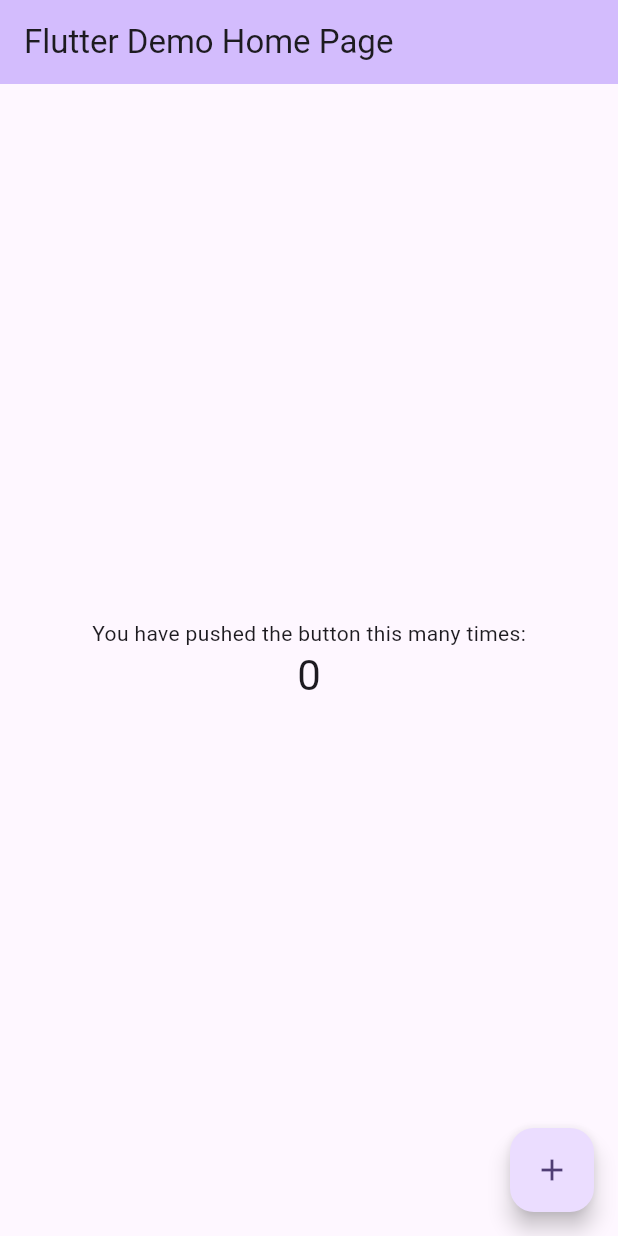
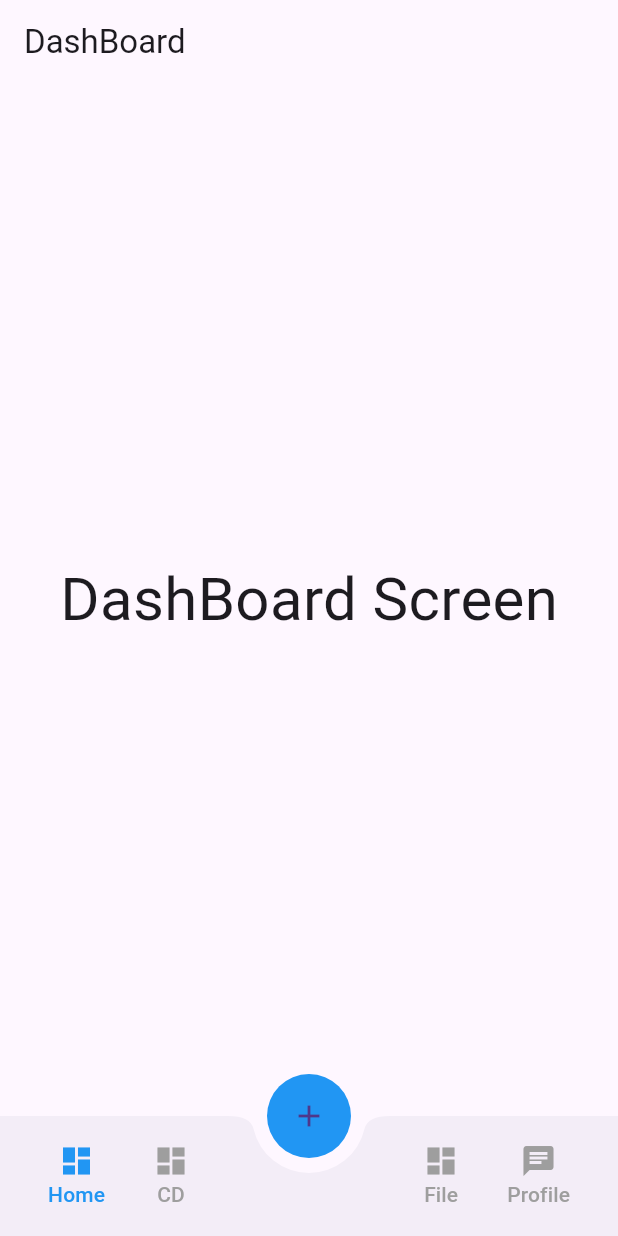
Before and after one commit to chilongnee/final_flutter, a Flutter app: the screen it shows after launch, on a phone screen of 412 x 824 dp. Run offline on Flutter 3.47's test engine with Material 3 defaults, Android fonts, the phone set to English and light mode, and no system bars.

Commit message:
update bottom nav

```diff
--- /dev/null
+++ b/final_flutter/lib/home.dart
@@ -0,0 +1,157 @@
+import 'package:flutter/material.dart';
+import 'page/dashboard.dart';
+import 'page/profile.dart';
+
+class Home extends StatefulWidget {
+  const Home({super.key});
+
+  @override
+  State<Home> createState() => _HomeState();
+}
+
+class _HomeState extends State<Home> {
+  int currentTab = 0;
+  final List<Widget> screens = [
+    const DashBoard(),
+    const Profile(),
+  ];
+
+  final PageStorageBucket bucket = PageStorageBucket();
+  Widget currentScreen = const DashBoard();
+
+  @override
+  Widget build(BuildContext context) {
+    return Scaffold(
+      body: PageStorage(
+        bucket: bucket,
+        child: currentScreen,
+      ),
+      floatingActionButton: FloatingActionButton(
+        elevation: 0,
+        backgroundColor: Colors.blue,
+        shape: const CircleBorder(),
+        onPressed: () {},
+        child: const Icon(Icons.add),
+      ),
+      floatingActionButtonLocation: FloatingActionButtonLocation.centerDocked,
+      bottomNavigationBar: BottomAppBar(
+        shape: const CircularNotchedRectangle(),
+        notchMargin: 10,
+        child: SizedBox(
+          height: 60,
+          child: Row(
+            mainAxisAlignment: MainAxisAlignment.spaceBetween,
+            children: <Widget>[
+              Row(
+                crossAxisAlignment: CrossAxisAlignment.start,
+                children: [
+                  MaterialButton(
+                    minWidth: 40,
+                    onPressed: () {
+                      setState(() {
+                        currentScreen = const DashBoard();
+                        currentTab = 0;
+                      });
+                    },
+                    child: Column(
+                      mainAxisAlignment: MainAxisAlignment.center,
+                      children: [
+                        Icon(
+                          Icons.dashboard,
+                          color: currentTab == 0 ? Colors.blue : Colors.grey,
+                        ),
+                        Text(
+                          'Home',
+                          style: TextStyle(
+                              color:
+                                  currentTab == 0 ? Colors.blue : Colors.grey),
+                        )
+                      ],
+                    ),
+                  ),
+                  MaterialButton(
+                    minWidth: 40,
+                    onPressed: () {
+                      setState(() {
+                        currentScreen = const DashBoard();
+                        currentTab = 1;
+                      });
+                    },
+                    child: Column(
+                      mainAxisAlignment: MainAxisAlignment.center,
+                      children: [
+                        Icon(
+                          Icons.dashboard,
+                          color: currentTab == 1 ? Colors.blue : Colors.grey,
+                        ),
+                        Text(
+                          'CD',
+                          style: TextStyle(
+                              color:
+                                  currentTab == 1 ? Colors.blue : Colors.grey),
+                        )
+                      ],
+                    ),
+                  ),
+                ],
+              ),
+              Row(
+                crossAxisAlignment: CrossAxisAlignment.start,
+                children: [
+                  MaterialButton(
+                    minWidth: 40,
+                    onPressed: () {
+                      setState(() {
+                        currentScreen = const DashBoard();
+                        currentTab = 0;
+                      });
+                    },
+                    child: Column(
+                      mainAxisAlignment: MainAxisAlignment.center,
+                      children: [
+                        Icon(
+                          Icons.dashboard,
+                          color: currentTab == 2 ? Colors.blue : Colors.grey,
+                        ),
+                        Text(
+                          'File',
+                          style: TextStyle(
+                              color:
+                                  currentTab == 2 ? Colors.blue : Colors.grey),
+                        )
+                      ],
+                    ),
+                  ),
+                  MaterialButton(
+                    minWidth: 40,
+                    onPressed: () {
+                      setState(() {
+                        currentScreen = const Profile();
+                        currentTab = 1;
+                      });
+                    },
+                    child: Column(
+                      mainAxisAlignment: MainAxisAlignment.center,
+                      children: [
+                        Icon(
+                          Icons.chat,
+                          color: currentTab == 3 ? Colors.blue : Colors.grey,
+                        ),
+                        Text(
+                          'Profile',
+                          style: TextStyle(
+                              color:
+                                  currentTab == 3 ? Colors.blue : Colors.grey),
+                        )
+                      ],
+                    ),
+                  ),
+                ],
+              ),
+            ],
+          ),
+        ),
+      ),
+    );
+  }
+}
--- a/final_flutter/lib/main.dart
+++ b/final_flutter/lib/main.dart
@@ -1,128 +1,23 @@
-import 'package:firebase_core/firebase_core.dart';
 import 'package:flutter/material.dart';
+import 'home.dart';
 
 void main() {
-  WidgetsFlutterBinding.ensureInitialized();
-  Firebase.initializeApp();
   runApp(const MyApp());
 }
 
 class MyApp extends StatelessWidget {
   const MyApp({super.key});
 
-  // This widget is the root of your application.
   @override
   Widget build(BuildContext context) {
     return MaterialApp(
       title: 'Flutter Demo',
       theme: ThemeData(
-        // This is the theme of your application.
-        //
-        // TRY THIS: Try running your application with "flutter run". You'll see
-        // the application has a purple toolbar. Then, without quitting the app,
-        // try changing the seedColor in the colorScheme below to Colors.green
-        // and then invoke "hot reload" (save your changes or press the "hot
-        // reload" button in a Flutter-supported IDE, or press "r" if you used
-        // the command line to start the app).
-        //
-        // Notice that the counter didn't reset back to zero; the application
-        // state is not lost during the reload. To reset the state, use hot
-        // restart instead.
-        //
-        // This works for code too, not just values: Most code changes can be
-        // tested with just a hot reload.
-        colorScheme: ColorScheme.fromSeed(seedColor: Colors.deepPurple),
-        useMaterial3: true,
+        primarySwatch: Colors.blue,
+        visualDensity: VisualDensity.adaptivePlatformDensity,
       ),
-      home: const MyHomePage(title: 'Flutter Demo Home Page'),
+      home: const Home(),
+      debugShowCheckedModeBanner: false,
     );
   }
 }
-
-class MyHomePage extends StatefulWidget {
-  const MyHomePage({super.key, required this.title});
-
-  // This widget is the home page of your application. It is stateful, meaning
-  // that it has a State object (defined below) that contains fields that affect
-  // how it looks.
-
-  // This class is the configuration for the state. It holds the values (in this
-  // case the title) provided by the parent (in this case the App widget) and
-  // used by the build method of the State. Fields in a Widget subclass are
-  // always marked "final".
-
-  final String title;
-
-  @override
-  State<MyHomePage> createState() => _MyHomePageState();
-}
-
-class _MyHomePageState extends State<MyHomePage> {
-  int _counter = 0;
-
-  void _incrementCounter() {
-    setState(() {
-      // This call to setState tells the Flutter framework that something has
-      // changed in this State, which causes it to rerun the build method below
-      // so that the display can reflect the updated values. If we changed
-      // _counter without calling setState(), then the build method would not be
-      // called again, and so nothing would appear to happen.
-      _counter++;
-    });
-  }
-
-  @override
-  Widget build(BuildContext context) {
-    // This method is rerun every time setState is called, for instance as done
-    // by the _incrementCounter method above.
-    //
-    // The Flutter framework has been optimized to make rerunning build methods
-    // fast, so that you can just rebuild anything that needs updating rather
-    // than having to individually change instances of widgets.
-    return Scaffold(
-      appBar: AppBar(
-        // TRY THIS: Try changing the color here to a specific color (to
-        // Colors.amber, perhaps?) and trigger a hot reload to see the AppBar
-        // change color while the other colors stay the same.
-        backgroundColor: Theme.of(context).colorScheme.inversePrimary,
-        // Here we take the value from the MyHomePage object that was created by
-        // the App.build method, and use it to set our appbar title.
-        title: Text(widget.title),
-      ),
-      body: Center(
-        // Center is a layout widget. It takes a single child and positions it
-        // in the middle of the parent.
-        child: Column(
-          // Column is also a layout widget. It takes a list of children and
-          // arranges them vertically. By default, it sizes itself to fit its
-          // children horizontally, and tries to be as tall as its parent.
-          //
-          // Column has various properties to control how it sizes itself and
-          // how it positions its children. Here we use mainAxisAlignment to
-          // center the children vertically; the main axis here is the vertical
-          // axis because Columns are vertical (the cross axis would be
-          // horizontal).
-          //
-          // TRY THIS: Invoke "debug painting" (choose the "Toggle Debug Paint"
-          // action in the IDE, or press "p" in the console), to see the
-          // wireframe for each widget.
-          mainAxisAlignment: MainAxisAlignment.center,
-          children: <Widget>[
-            const Text(
-              'You have pushed the button this many times:',
-            ),
-            Text(
-              '$_counter',
-              style: Theme.of(context).textTheme.headlineMedium,
-            ),
-          ],
-        ),
-      ),
-      floatingActionButton: FloatingActionButton(
-        onPressed: _incrementCounter,
-        tooltip: 'Increment',
-        child: const Icon(Icons.add),
-      ), // This trailing comma makes auto-formatting nicer for build methods.
-    );
-  }
-}
--- /dev/null
+++ b/final_flutter/lib/page/dashboard.dart
@@ -0,0 +1,20 @@
+import 'package:flutter/material.dart';
+
+class DashBoard extends StatefulWidget {
+  const DashBoard({super.key});
+
+  @override
+  _DashBoardState createState() => _DashBoardState();
+}
+
+class _DashBoardState extends State<DashBoard> {
+  @override
+  Widget build(BuildContext context) {
+    return Scaffold(
+      appBar: AppBar(title: const Text('DashBoard')),
+      body: const Center(
+        child: Text('DashBoard Screen', style: TextStyle(fontSize: 40)),
+      ),
+    );
+  }
+}
--- /dev/null
+++ b/final_flutter/lib/page/profile.dart
@@ -0,0 +1,20 @@
+import 'package:flutter/material.dart';
+
+class Profile extends StatefulWidget {
+  const Profile({super.key});
+
+  @override
+  _ProfileState createState() => _ProfileState();
+}
+
+class _ProfileState extends State<Profile> {
+  @override
+  Widget build(BuildContext context) {
+    return Scaffold(
+      appBar: AppBar(title: const Text('Profile')),
+      body: const Center(
+        child: Text('Profile Screen', style: TextStyle(fontSize: 40)),
+      ),
+    );
+  }
+}
```
Also changed, not shown: final_flutter/pubspec.lock.
